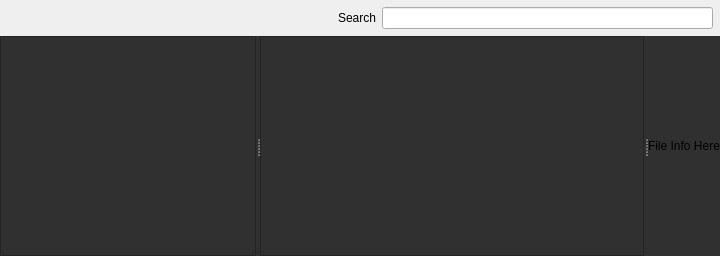
jahshaka/Studio, file src/widgets/assetwidget.ui: the form before one commit.
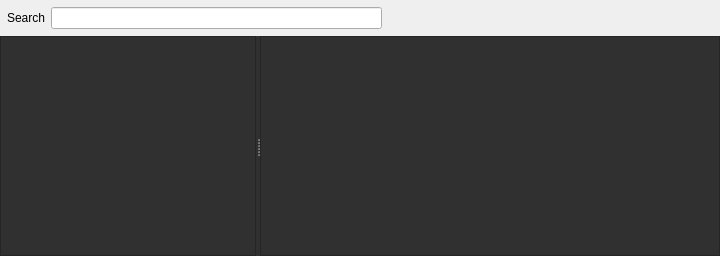
The form after the commit. Icons and pictures are not drawn.

Commit message: Handle internal assets, logic reordering and other tweaks - Handle different asset types - Use internal picker where applicable - Some logic reordering

The edit to the form file:
```diff
--- a/src/widgets/assetwidget.ui
+++ b/src/widgets/assetwidget.ui
@@ -47,6 +47,74 @@
     padding: 10px;
 }
 
+/* ================== */
+
+ QScrollBar:vertical {
+     background-color: #212121;
+     width: 18px;
+     margin: 22px 0 22px 0;
+ }
+
+ QScrollBar::handle:vertical {
+	background-color: #444;
+     min-height: 20px;
+     margin-left: 2px;
+     margin-right: 2px;
+ }
+
+QScrollBar::handle:vertical:hover {
+	background-color: #555;
+	min-height: 20px;
+	margin-left: 2px;
+	margin-right: 2px;
+}
+
+QScrollBar::add-line:vertical {
+	background-color: #444;
+	height: 20px;
+	border: 2px solid #212121;
+	border-width: 2px 2px  0 2px;
+	subcontrol-position: bottom;
+	subcontrol-origin: margin;
+ }
+
+QScrollBar::sub-line:vertical {
+    background-color: #444;
+	height: 20px;
+	border: 2px solid #212121;
+	border-width: 0 2px 2px 2px;
+	subcontrol-position: top;
+	subcontrol-origin: margin;
+ }
+
+QScrollBar::up-arrow:vertical {
+    image: url(:/app/icons/up-arrow.svg);
+}
+
+QScrollBar::up-arrow:vertical:hover {
+    background-color: #555;
+}
+
+QScrollBar::down-arrow:vertical {
+    image: url(:/app/icons/down-arrow.svg);
+}
+
+QScrollBar::down-arrow:vertical:hover {
+    background-color: #555;
+}
+
+QListWidget::item {
+	color: #CECECE;
+}
+
+QListView::item:selected {
+    border: 1px solid #3498db;
+	background: #3498db;
+	color: #CECECE;
+}
+
+/* ========================== */
+
 /* For icon only */
 /*QListView::icon {
     left: 10px;
@@ -94,6 +162,16 @@
       <property name="bottomMargin">
        <number>7</number>
       </property>
+      <item>
+       <widget class="QLabel" name="srchLabel">
+        <property name="text">
+         <string>Search</string>
+        </property>
+       </widget>
+      </item>
+      <item>
+       <widget class="QLineEdit" name="searchBar"/>
+      </item>
       <item>
        <spacer name="horizontalSpacer">
         <property name="orientation">
@@ -107,16 +185,6 @@
         </property>
        </spacer>
       </item>
-      <item>
-       <widget class="QLabel" name="srchLabel">
-        <property name="text">
-         <string>Search</string>
-        </property>
-       </widget>
-      </item>
-      <item>
-       <widget class="QLineEdit" name="searchBar"/>
-      </item>
      </layout>
     </widget>
    </item>
@@ -167,35 +235,6 @@
        </size>
       </property>
      </widget>
-     <widget class="QWidget" name="widget" native="true">
-      <property name="sizePolicy">
-       <sizepolicy hsizetype="Preferred" vsizetype="Preferred">
-        <horstretch>0</horstretch>
-        <verstretch>0</verstretch>
-       </sizepolicy>
-      </property>
-      <layout class="QVBoxLayout" name="verticalLayout">
-       <property name="leftMargin">
-        <number>0</number>
-       </property>
-       <property name="topMargin">
-        <number>0</number>
-       </property>
-       <property name="rightMargin">
-        <number>0</number>
-       </property>
-       <property name="bottomMargin">
-        <number>0</number>
-       </property>
-       <item>
-        <widget class="QLabel" name="label">
-         <property name="text">
-          <string>File Info Here</string>
-         </property>
-        </widget>
-       </item>
-      </layout>
-     </widget>
     </widget>
    </item>
   </layout>
```
The commit also changes 14 other files.
